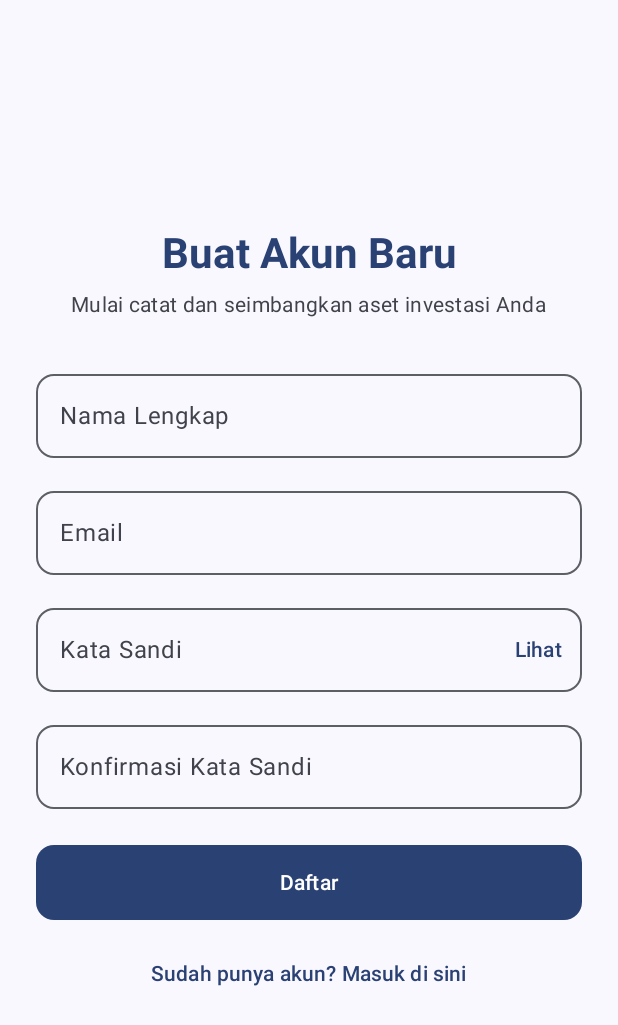
After one commit to MuhammadDaffaAzakki/0071_PortfoBalance, an Android app built with Jetpack Compose: the RegisterScreen screen opened through its navigation route, on a phone screen of 412 x 824 dp. The commit adds this screen. Shown: the top 1025 px of the screen. Run offline under Robolectric (Android 15) with nearby library versions, the phone set to English and light mode, and no system bars.

Commit message:
feat(auth): buat halaman Login dan Register serta integrasikan ke navigasi

```diff
--- a/app/build.gradle.kts
+++ b/app/build.gradle.kts
@@ -42,6 +42,7 @@ dependencies {
     implementation(libs.androidx.compose.ui.tooling.preview)
     implementation(libs.androidx.core.ktx)
     implementation(libs.androidx.lifecycle.runtime.ktx)
+    implementation("androidx.compose.material:material-icons-extended")
     testImplementation(libs.junit)
     androidTestImplementation(platform(libs.androidx.compose.bom))
     androidTestImplementation(libs.androidx.compose.ui.test.junit4)
--- a/app/src/main/java/com/example/portfobalance/ui/components/CommonComponents.kt
+++ b/app/src/main/java/com/example/portfobalance/ui/components/CommonComponents.kt
@@ -1,5 +1,3 @@
-package com.example.portfobalance.ui.components
-
 package com.example.portfobalance.ui.components
 
 import androidx.compose.foundation.layout.Arrangement
--- a/app/src/main/java/com/example/portfobalance/ui/navigation/AppNavigation.kt
+++ b/app/src/main/java/com/example/portfobalance/ui/navigation/AppNavigation.kt
@@ -9,6 +9,8 @@ import androidx.compose.ui.Modifier
 import androidx.navigation.compose.NavHost
 import androidx.navigation.compose.composable
 import androidx.navigation.compose.rememberNavController
+import com.example.portfobalance.ui.screens.LoginScreen
+import com.example.portfobalance.ui.screens.RegisterScreen
 
 @Composable
 fun AppNavigation() {
@@ -19,8 +21,33 @@ fun AppNavigation() {
         startDestination = Screen.Login.route
     ) {
         composable(Screen.Splash.route) { PlaceholderScreen("Splash Screen") }
-        composable(Screen.Login.route) { PlaceholderScreen("Halaman Login PortfoBalance") }
-        composable(Screen.Register.route) { PlaceholderScreen("Halaman Register") }
+        composable(Screen.Login.route) {
+            LoginScreen(
+                onNavigateToRegister = {
+                    navController.navigate(Screen.Register.route)
+                },
+                onLoginSuccess = { role ->
+                    val destination = if (role == "ADMIN") {
+                        Screen.AdminDashboard.route
+                    } else {
+                        Screen.InvestorDashboard.route
+                    }
+                    navController.navigate(destination) {
+                        popUpTo(Screen.Login.route) { inclusive = true }
+                    }
+                }
+            )
+        }
+        composable(Screen.Register.route) {
+            RegisterScreen(
+                onNavigateBackToLogin = {
+                    navController.popBackStack()
+                },
+                onRegisterSuccess = {
+                    navController.popBackStack()
+                }
+            )
+        }
         composable(Screen.InvestorDashboard.route) { PlaceholderScreen("Dashboard Investor") }
         composable(Screen.AdminDashboard.route) { PlaceholderScreen("Dashboard Admin") }
         composable(Screen.Wallets.route) { PlaceholderScreen("Dompet Sekuritas") }
--- /dev/null
+++ b/app/src/main/java/com/example/portfobalance/ui/screens/LoginScreen.kt
@@ -0,0 +1,151 @@
+package com.example.portfobalance.ui.screens
+
+import android.util.Patterns
+import androidx.compose.foundation.layout.Arrangement
+import androidx.compose.foundation.layout.Column
+import androidx.compose.foundation.layout.Spacer
+import androidx.compose.foundation.layout.fillMaxSize
+import androidx.compose.foundation.layout.fillMaxWidth
+import androidx.compose.foundation.layout.height
+import androidx.compose.foundation.layout.padding
+import androidx.compose.foundation.shape.RoundedCornerShape
+import androidx.compose.foundation.text.KeyboardOptions
+import androidx.compose.material3.Button
+import androidx.compose.material3.MaterialTheme
+import androidx.compose.material3.OutlinedTextField
+import androidx.compose.material3.Scaffold
+import androidx.compose.material3.Text
+import androidx.compose.material3.TextButton
+import androidx.compose.runtime.Composable
+import androidx.compose.runtime.getValue
+import androidx.compose.runtime.mutableStateOf
+import androidx.compose.runtime.remember
+import androidx.compose.runtime.setValue
+import androidx.compose.ui.Alignment
+import androidx.compose.ui.Modifier
+import androidx.compose.ui.text.font.FontWeight
+import androidx.compose.ui.text.input.KeyboardType
+import androidx.compose.ui.text.input.PasswordVisualTransformation
+import androidx.compose.ui.text.input.VisualTransformation
+import androidx.compose.ui.unit.dp
+
+@Composable
+fun LoginScreen(
+    onNavigateToRegister: () -> Unit,
+    onLoginSuccess: (String) -> Unit
+) {
+    var email by remember { mutableStateOf("") }
+    var password by remember { mutableStateOf("") }
+    var passwordVisible by remember { mutableStateOf(false) }
+    var errorMessage by remember { mutableStateOf<String?>(null) }
+
+    Scaffold { innerPadding ->
+        Column(
+            modifier = Modifier
+                .fillMaxSize()
+                .padding(innerPadding)
+                .padding(horizontal = 24.dp),
+            verticalArrangement = Arrangement.Center,
+            horizontalAlignment = Alignment.CenterHorizontally
+        ) {
+            Text(
+                text = "PortfoBalance",
+                style = MaterialTheme.typography.headlineMedium,
+                fontWeight = FontWeight.Bold,
+                color = MaterialTheme.colorScheme.primary
+            )
+            Spacer(modifier = Modifier.height(6.dp))
+            Text(
+                text = "Masuk untuk mengelola portofolio investasi Anda",
+                style = MaterialTheme.typography.bodyMedium,
+                color = MaterialTheme.colorScheme.onSurfaceVariant
+            )
+
+            Spacer(modifier = Modifier.height(32.dp))
+
+            OutlinedTextField(
+                value = email,
+                onValueChange = {
+                    email = it
+                    errorMessage = null
+                },
+                label = { Text("Email") },
+                placeholder = { Text("contoh@email.com") },
+                singleLine = true,
+                keyboardOptions = KeyboardOptions(keyboardType = KeyboardType.Email),
+                shape = RoundedCornerShape(12.dp),
+                modifier = Modifier.fillMaxWidth()
+            )
+
+            Spacer(modifier = Modifier.height(16.dp))
+
+            OutlinedTextField(
+                value = password,
+                onValueChange = {
+                    password = it
+                    errorMessage = null
+                },
+                label = { Text("Kata Sandi") },
+                singleLine = true,
+                visualTransformation = if (passwordVisible) {
+                    VisualTransformation.None
+                } else {
+                    PasswordVisualTransformation()
+                },
+                keyboardOptions = KeyboardOptions(keyboardType = KeyboardType.Password),
+                trailingIcon = {
+                    TextButton(onClick = { passwordVisible = !passwordVisible }) {
+                        Text(text = if (passwordVisible) "Tutup" else "Lihat")
+                    }
+                },
+                shape = RoundedCornerShape(12.dp),
+                modifier = Modifier.fillMaxWidth()
+            )
+
+            if (errorMessage != null) {
+                Spacer(modifier = Modifier.height(10.dp))
+                Text(
+                    text = errorMessage!!,
+                    color = MaterialTheme.colorScheme.error,
+                    style = MaterialTheme.typography.bodySmall,
+                    modifier = Modifier.fillMaxWidth()
+                )
+            }
+
+            Spacer(modifier = Modifier.height(24.dp))
+
+            Button(
+                onClick = {
+                    when {
+                        email.isBlank() || password.isBlank() -> {
+                            errorMessage = "Email dan kata sandi wajib diisi."
+                        }
+                        !Patterns.EMAIL_ADDRESS.matcher(email.trim()).matches() -> {
+                            errorMessage = "Format email tidak valid."
+                        }
+                        password.length < 6 -> {
+                            errorMessage = "Kata sandi minimal 6 karakter."
+                        }
+                        else -> {
+                            // Simulasi arahkan role sementara sebelum koneksi API
+                            val role = if (email.trim().startsWith("admin")) "ADMIN" else "INVESTOR"
+                            onLoginSuccess(role)
+                        }
+                    }
+                },
+                shape = RoundedCornerShape(12.dp),
+                modifier = Modifier
+                    .fillMaxWidth()
+                    .height(50.dp)
+            ) {
+                Text(text = "Masuk", fontWeight = FontWeight.SemiBold)
+            }
+
+            Spacer(modifier = Modifier.height(12.dp))
+
+            TextButton(onClick = onNavigateToRegister) {
+                Text(text = "Belum punya akun? Daftar sekarang")
+            }
+        }
+    }
+}
--- /dev/null
+++ b/app/src/main/java/com/example/portfobalance/ui/screens/RegisterScreen.kt
@@ -0,0 +1,191 @@
+package com.example.portfobalance.ui.screens
+
+import android.util.Patterns
+import androidx.compose.foundation.layout.Arrangement
+import androidx.compose.foundation.layout.Column
+import androidx.compose.foundation.layout.Spacer
+import androidx.compose.foundation.layout.fillMaxSize
+import androidx.compose.foundation.layout.fillMaxWidth
+import androidx.compose.foundation.layout.height
+import androidx.compose.foundation.layout.padding
+import androidx.compose.foundation.rememberScrollState
+import androidx.compose.foundation.shape.RoundedCornerShape
+import androidx.compose.foundation.text.KeyboardOptions
+import androidx.compose.foundation.verticalScroll
+import androidx.compose.material3.Button
+import androidx.compose.material3.MaterialTheme
+import androidx.compose.material3.OutlinedTextField
+import androidx.compose.material3.Scaffold
+import androidx.compose.material3.Text
+import androidx.compose.material3.TextButton
+import androidx.compose.runtime.Composable
+import androidx.compose.runtime.getValue
+import androidx.compose.runtime.mutableStateOf
+import androidx.compose.runtime.remember
+import androidx.compose.runtime.setValue
+import androidx.compose.ui.Alignment
+import androidx.compose.ui.Modifier
+import androidx.compose.ui.text.font.FontWeight
+import androidx.compose.ui.text.input.KeyboardType
+import androidx.compose.ui.text.input.PasswordVisualTransformation
+import androidx.compose.ui.text.input.VisualTransformation
+import androidx.compose.ui.unit.dp
+
+@Composable
+fun RegisterScreen(
+    onNavigateBackToLogin: () -> Unit,
+    onRegisterSuccess: () -> Unit
+) {
+    var fullName by remember { mutableStateOf("") }
+    var email by remember { mutableStateOf("") }
+    var password by remember { mutableStateOf("") }
+    var confirmPassword by remember { mutableStateOf("") }
+    var passwordVisible by remember { mutableStateOf(false) }
+    var errorMessage by remember { mutableStateOf<String?>(null) }
+
+    Scaffold { innerPadding ->
+        Column(
+            modifier = Modifier
+                .fillMaxSize()
+                .padding(innerPadding)
+                .padding(horizontal = 24.dp)
+                .verticalScroll(rememberScrollState()),
+            verticalArrangement = Arrangement.Center,
+            horizontalAlignment = Alignment.CenterHorizontally
+        ) {
+            Text(
+                text = "Buat Akun Baru",
+                style = MaterialTheme.typography.headlineMedium,
+                fontWeight = FontWeight.Bold,
+                color = MaterialTheme.colorScheme.primary
+            )
+            Spacer(modifier = Modifier.height(6.dp))
+            Text(
+                text = "Mulai catat dan seimbangkan aset investasi Anda",
+                style = MaterialTheme.typography.bodyMedium,
+                color = MaterialTheme.colorScheme.onSurfaceVariant
+            )
+
+            Spacer(modifier = Modifier.height(28.dp))
+
+            OutlinedTextField(
+                value = fullName,
+                onValueChange = {
+                    fullName = it
+                    errorMessage = null
+                },
+                label = { Text("Nama Lengkap") },
+                singleLine = true,
+                shape = RoundedCornerShape(12.dp),
+                modifier = Modifier.fillMaxWidth()
+            )
+
+            Spacer(modifier = Modifier.height(14.dp))
+
+            OutlinedTextField(
+                value = email,
+                onValueChange = {
+                    email = it
+                    errorMessage = null
+                },
+                label = { Text("Email") },
+                placeholder = { Text("contoh@email.com") },
+                singleLine = true,
+                keyboardOptions = KeyboardOptions(keyboardType = KeyboardType.Email),
+                shape = RoundedCornerShape(12.dp),
+                modifier = Modifier.fillMaxWidth()
+            )
+
+            Spacer(modifier = Modifier.height(14.dp))
+
+            OutlinedTextField(
+                value = password,
+                onValueChange = {
+                    password = it
+                    errorMessage = null
+                },
+                label = { Text("Kata Sandi") },
+                singleLine = true,
+                visualTransformation = if (passwordVisible) {
+                    VisualTransformation.None
+                } else {
+                    PasswordVisualTransformation()
+                },
+                keyboardOptions = KeyboardOptions(keyboardType = KeyboardType.Password),
+                trailingIcon = {
+                    TextButton(onClick = { passwordVisible = !passwordVisible }) {
+                        Text(text = if (passwordVisible) "Tutup" else "Lihat")
+                    }
+                },
+                shape = RoundedCornerShape(12.dp),
+                modifier = Modifier.fillMaxWidth()
+            )
+
+            Spacer(modifier = Modifier.height(14.dp))
+
+            OutlinedTextField(
+                value = confirmPassword,
+                onValueChange = {
+                    confirmPassword = it
+                    errorMessage = null
+                },
+                label = { Text("Konfirmasi Kata Sandi") },
+                singleLine = true,
+                visualTransformation = if (passwordVisible) {
+                    VisualTransformation.None
+                } else {
+                    PasswordVisualTransformation()
+                },
+                keyboardOptions = KeyboardOptions(keyboardType = KeyboardType.Password),
+                shape = RoundedCornerShape(12.dp),
+                modifier = Modifier.fillMaxWidth()
+            )
+
+            if (errorMessage != null) {
+                Spacer(modifier = Modifier.height(10.dp))
+                Text(
+                    text = errorMessage!!,
+                    color = MaterialTheme.colorScheme.error,
+                    style = MaterialTheme.typography.bodySmall,
+                    modifier = Modifier.fillMaxWidth()
+                )
+            }
+
+            Spacer(modifier = Modifier.height(24.dp))
+
+            Button(
+                onClick = {
+                    when {
+                        fullName.isBlank() || email.isBlank() || password.isBlank() || confirmPassword.isBlank() -> {
+                            errorMessage = "Semua kolom wajib diisi."
+                        }
+                        !Patterns.EMAIL_ADDRESS.matcher(email.trim()).matches() -> {
+                            errorMessage = "Format email tidak valid."
+                        }
+                        password.length < 6 -> {
+                            errorMessage = "Kata sandi minimal 6 karakter."
+                        }
+                        password != confirmPassword -> {
+                            errorMessage = "Konfirmasi kata sandi tidak cocok."
+                        }
+                        else -> {
+                            onRegisterSuccess()
+                        }
+                    }
+                },
+                shape = RoundedCornerShape(12.dp),
+                modifier = Modifier
+                    .fillMaxWidth()
+                    .height(50.dp)
+            ) {
+                Text(text = "Daftar", fontWeight = FontWeight.SemiBold)
+            }
+
+            Spacer(modifier = Modifier.height(12.dp))
+
+            TextButton(onClick = onNavigateBackToLogin) {
+                Text(text = "Sudah punya akun? Masuk di sini")
+            }
+        }
+    }
+}
```
